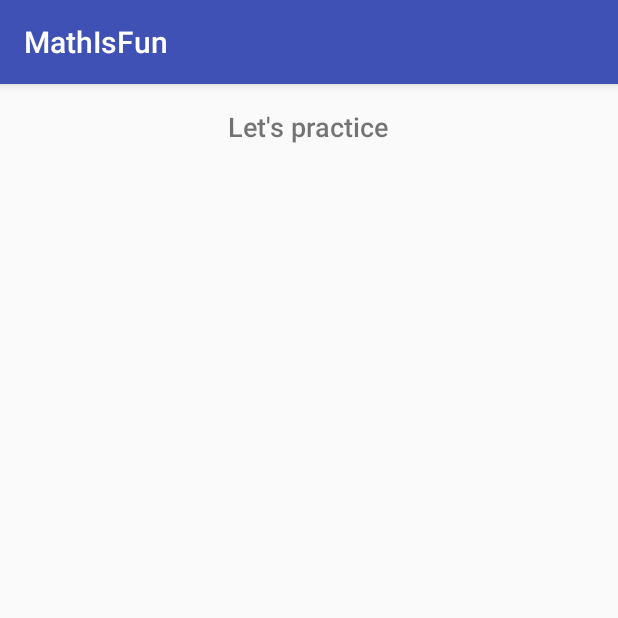
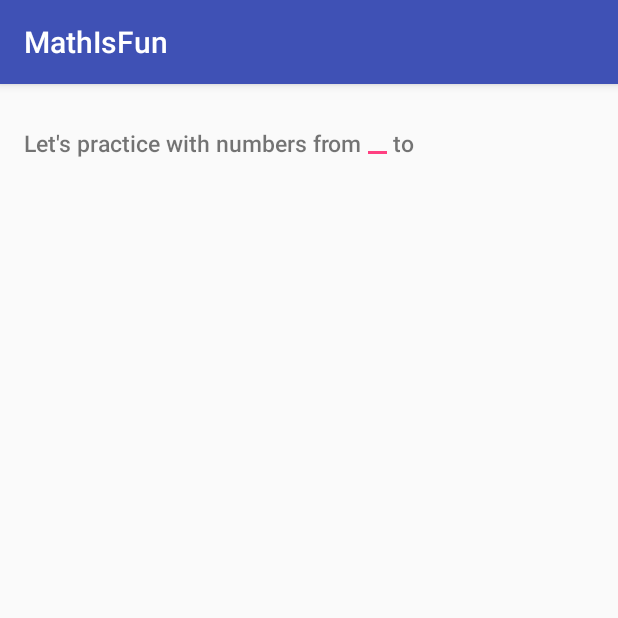
Before and after one commit to RazasSapir/MathIsFun, an Android app: the screen it shows after launch (MainActivity), on a phone screen of 412 x 824 dp, the top half of it. Run offline under Robolectric (Android 15) with nearby library versions, the phone set to English and light mode, and no system bars.

Commit message:
Layout changes

```diff
--- a/app/src/main/res/layout/activity_main.xml
+++ b/app/src/main/res/layout/activity_main.xml
@@ -7,14 +7,36 @@
     android:orientation="vertical"
     tools:context="com.example.android.mathisfun.MainActivity">
 
-    <TextView
-        android:layout_width="wrap_content"
+    <LinearLayout
+        android:layout_width="match_parent"
         android:layout_height="wrap_content"
-        android:layout_gravity="center_horizontal"
-        android:layout_marginTop="16dp"
-        android:fontFamily="sans-serif-medium"
-        android:text="@string/description"
-        android:textSize="18sp" />
+        android:orientation="horizontal">
+
+        <TextView
+            android:id="@+id/textView"
+            android:layout_width="wrap_content"
+            android:layout_height="wrap_content"
+            android:layout_marginBottom="16dp"
+            android:layout_marginLeft="16dp"
+            android:layout_marginStart="16dp"
+            android:layout_marginTop="16dp"
+            android:fontFamily="sans-serif-medium"
+            android:text="@string/description"
+            android:textSize="15sp" />
+
+        <EditText
+            android:id="@+id/from_number"
+            android:layout_width="wrap_content"
+            android:layout_height="match_parent" />
+        <TextView
+            android:layout_width="wrap_content"
+            android:layout_height="wrap_content"
+            android:text="@string/to"
+            android:layout_marginBottom="16dp"
+            android:layout_marginTop="16dp"
+            android:fontFamily="sans-serif-medium"
+            android:textSize="15sp" />
+    </LinearLayout>
 
     <LinearLayout
         android:layout_width="match_parent"
@@ -25,16 +47,18 @@
             android:id="@+id/first_number"
             android:layout_width="wrap_content"
             android:layout_height="wrap_content"
-            android:textSize="28sp"/>
+            android:textSize="28sp" />
+
         <TextView
             android:id="@+id/operator"
             android:layout_width="wrap_content"
             android:layout_height="wrap_content"
-            android:textSize="28sp"/>
+            android:textSize="28sp" />
+
         <TextView
             android:id="@+id/second_number"
             android:layout_width="wrap_content"
             android:layout_height="wrap_content"
-            android:textSize="28sp"/>
+            android:textSize="28sp" />
     </LinearLayout>
 </LinearLayout>
--- a/app/src/main/res/values/strings.xml
+++ b/app/src/main/res/values/strings.xml
@@ -1,4 +1,5 @@
 <resources>
     <string name="app_name">MathIsFun</string>
-    <string name="description">"Let's practice"</string>
+    <string name="description">"Let's practice with numbers from"</string>
+    <string name="to">to</string>
 </resources>
```
